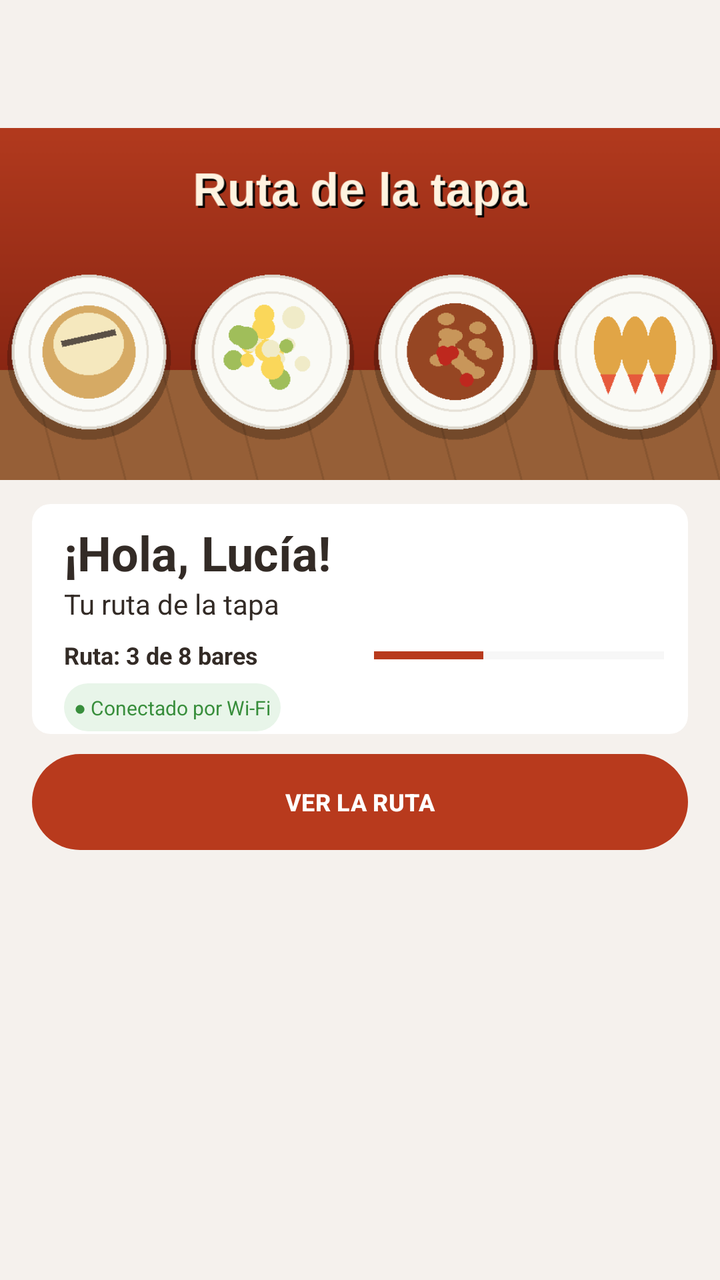
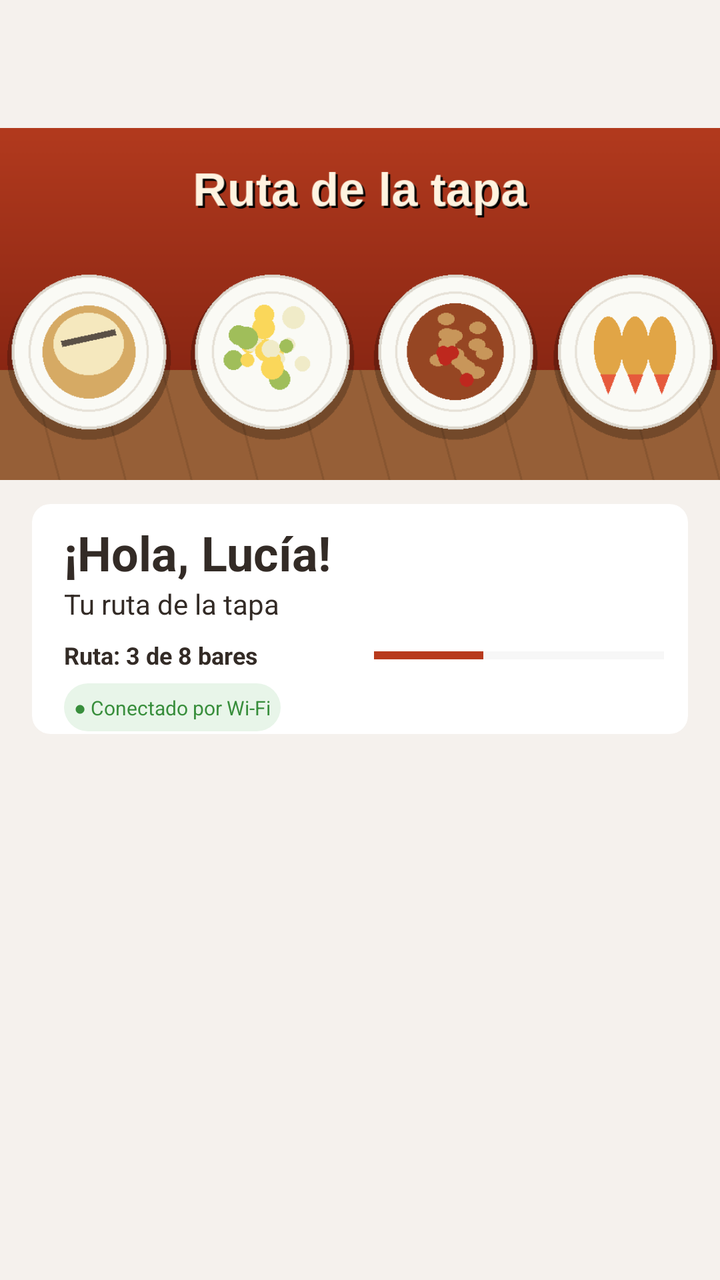

Before-and-after screenshots of an Android layout around one commit, followed by the original layout XML and the change that was made.
<!-- AndroidManifest.xml: application theme Theme.ExamenUT2_CosManrique -->
<!-- res/layout/activity_inicio.xml -->
<?xml version="1.0" encoding="utf-8"?>
<ScrollView
    xmlns:android="http://schemas.android.com/apk/res/android"
    xmlns:app="http://schemas.android.com/apk/res-auto"
    xmlns:tools="http://schemas.android.com/tools"
    android:id="@+id/main"
    android:layout_width="match_parent"
    android:layout_height="match_parent"
    android:background="@color/fondo_app"
    android:fillViewport="true">

    <androidx.constraintlayout.widget.ConstraintLayout
        android:layout_width="match_parent"
        android:layout_height="wrap_content"
        android:paddingBottom="20dp">

        
        <androidx.appcompat.widget.Toolbar
            android:id="@+id/toolbar"
            android:layout_width="0dp"
            android:layout_height="?attr/actionBarSize"
            android:background="@color/fondo_app"
            app:layout_constraintTop_toTopOf="parent"
            app:layout_constraintStart_toStartOf="parent"
            app:layout_constraintEnd_toEndOf="parent" />

        
        <ImageView
            android:id="@+id/imageView"
            android:layout_width="0dp"
            android:layout_height="176dp"
            android:contentDescription="@string/descripcion_banner"
            android:scaleType="centerCrop"
            app:srcCompat="@drawable/banner_tapas"
            app:layout_constraintTop_toBottomOf="@id/toolbar"
            app:layout_constraintStart_toStartOf="parent"
            app:layout_constraintEnd_toEndOf="parent" />

        
        <androidx.cardview.widget.CardView
            android:id="@+id/cardProducto"
            android:layout_width="0dp"
            android:layout_height="115dp"
            android:layout_marginStart="16dp"
            android:layout_marginEnd="16dp"
            android:layout_marginTop="12dp"
            app:cardBackgroundColor="@color/fondo_tarjeta"
            app:cardCornerRadius="9dp"
            app:cardElevation="0dp"
            app:cardUseCompatPadding="false"
            app:layout_constraintTop_toBottomOf="@id/imageView"
            app:layout_constraintStart_toStartOf="parent"
            app:layout_constraintEnd_toEndOf="parent">

            <androidx.constraintlayout.widget.ConstraintLayout
                android:layout_width="match_parent"
                android:layout_height="match_parent">

                
                <TextView
                    android:id="@+id/tv1"
                    android:layout_width="wrap_content"
                    android:layout_height="wrap_content"
                    android:layout_marginStart="16dp"
                    android:layout_marginTop="8dp"
                    android:text="¡Hola, Lucía!"
                    android:textColor="@color/texto_principal"
                    android:textSize="24sp"
                    android:textStyle="bold"
                    app:layout_constraintStart_toStartOf="parent"
                    app:layout_constraintTop_toTopOf="parent" />

                
                <TextView
                    android:id="@+id/tvTitulo"
                    android:layout_width="wrap_content"
                    android:layout_height="wrap_content"
                    android:layout_marginStart="16dp"
                    android:text="Tu ruta de la tapa"
                    android:textColor="@color/texto_principal"
                    android:textSize="14sp"
                    app:layout_constraintStart_toStartOf="parent"
                    app:layout_constraintTop_toBottomOf="@id/tv1" />

                
                <TextView
                    android:id="@+id/tvProgreso"
                    android:layout_width="wrap_content"
                    android:layout_height="wrap_content"
                    android:layout_marginStart="16dp"
                    android:layout_marginTop="8dp"
                    android:text="Ruta: 3 de 8 bares"
                    android:textColor="@color/texto_principal"
                    android:textSize="12sp"
                    android:textStyle="bold"
                    app:layout_constraintStart_toStartOf="parent"
                    app:layout_constraintTop_toBottomOf="@id/tvTitulo" />

                
                <ProgressBar
                    android:id="@+id/progresoRuta"
                    style="?android:attr/progressBarStyleHorizontal"
                    android:layout_width="145dp"
                    android:layout_height="10dp"
                    android:layout_marginEnd="12dp"
                    android:max="8"
                    android:progress="3"
                    android:progressBackgroundTint="#E0E0E0"
                    android:progressTint="#B83A1D"
                    app:layout_constraintEnd_toEndOf="parent"
                    app:layout_constraintTop_toTopOf="@id/tvProgreso"
                    app:layout_constraintBottom_toBottomOf="@id/tvProgreso" />

                
                <TextView
                    android:id="@+id/tvConexion"
                    android:layout_width="wrap_content"
                    android:layout_height="wrap_content"
                    android:layout_marginStart="16dp"
                    android:layout_marginTop="6dp"
                    android:background="@drawable/bg_estado_wifi"
                    android:padding="5dp"
                    android:text="● Conectado por Wi-Fi"
                    android:textColor="#388E3C"
                    android:textSize="10sp"
                    app:layout_constraintStart_toStartOf="parent"
                    app:layout_constraintTop_toBottomOf="@id/tvProgreso" />

            </androidx.constraintlayout.widget.ConstraintLayout>

        </androidx.cardview.widget.CardView>

        
        <Button
            android:id="@+id/btnVerRuta"
            android:layout_width="0dp"
            android:layout_height="48dp"
            android:layout_marginStart="16dp"
            android:layout_marginEnd="16dp"
            android:layout_marginTop="10dp"
            android:background="@drawable/bg_boton_ruta"
            android:text="VER LA RUTA"
            android:textColor="@android:color/white"
            android:textSize="12sp"
            android:textStyle="bold"
            app:backgroundTint="@null"
            app:layout_constraintTop_toBottomOf="@id/cardProducto"
            app:layout_constraintStart_toStartOf="parent"
            app:layout_constraintEnd_toEndOf="parent" />

    </androidx.constraintlayout.widget.ConstraintLayout>

</ScrollView>
<!-- resources referenced by this layout -->
<resources>
  <color name="fondo_app">#F5F1ED</color>
  <color name="fondo_tarjeta">#FFFFFF</color>
  <color name="texto_principal">#332B26</color>
  <!-- drawable banner_tapas: png bitmap (drawable, 25093 bytes) -->
  <!-- drawable bg_boton_ruta (drawable) -->
  <?xml version="1.0" encoding="utf-8"?>
  <shape xmlns:android="http://schemas.android.com/apk/res/android"
      android:shape="rectangle">
  
      <solid android:color="#B83A1D" />
  
      <corners android:radius="30dp" />
  
  </shape>
  <!-- drawable bg_estado_wifi (drawable) -->
  <?xml version="1.0" encoding="utf-8"?>
  <shape xmlns:android="http://schemas.android.com/apk/res/android"
      android:shape="rectangle">
  
      <solid android:color="#E8F5E9" />
  
      <corners android:radius="20dp" />
  
  </shape>
  <string name="descripcion_banner">Ruta de las tapas</string>
  <style name="Theme.ExamenUT2_CosManrique" parent="Base.Theme.ExamenUT2_CosManrique" />
  <style name="Base.Theme.ExamenUT2_CosManrique" parent="Theme.Material3.DayNight.NoActionBar">
          
          
      </style>
</resources>

<!-- the commit's change to res/layout/activity_inicio.xml (unified diff, before → after) -->
@@ -130,20 +130,14 @@
 
         </androidx.cardview.widget.CardView>
 
-        
         <Button
             android:id="@+id/btnVerRuta"
+            style="@style/BotonGastroVote"
             android:layout_width="0dp"
-            android:layout_height="48dp"
             android:layout_marginStart="16dp"
             android:layout_marginEnd="16dp"
             android:layout_marginTop="10dp"
-            android:background="@drawable/bg_boton_ruta"
             android:text="VER LA RUTA"
-            android:textColor="@android:color/white"
-            android:textSize="12sp"
-            android:textStyle="bold"
-            app:backgroundTint="@null"
             app:layout_constraintTop_toBottomOf="@id/cardProducto"
             app:layout_constraintStart_toStartOf="parent"
             app:layout_constraintEnd_toEndOf="parent" />
<!-- resource entries referenced after the edit -->
@@ -4,16 +4,6 @@
   <color name="fondo_tarjeta">#FFFFFF</color>
   <color name="texto_principal">#332B26</color>
   <!-- drawable banner_tapas: png bitmap (drawable, 25093 bytes) -->
-  <!-- drawable bg_boton_ruta (drawable) -->
-  <?xml version="1.0" encoding="utf-8"?>
-  <shape xmlns:android="http://schemas.android.com/apk/res/android"
-      android:shape="rectangle">
-  
-      <solid android:color="#B83A1D" />
-  
-      <corners android:radius="30dp" />
-  
-  </shape>
   <!-- drawable bg_estado_wifi (drawable) -->
   <?xml version="1.0" encoding="utf-8"?>
   <shape xmlns:android="http://schemas.android.com/apk/res/android"
